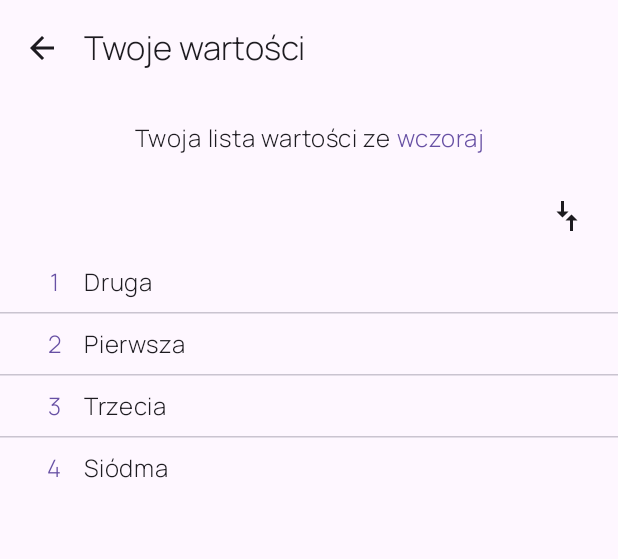
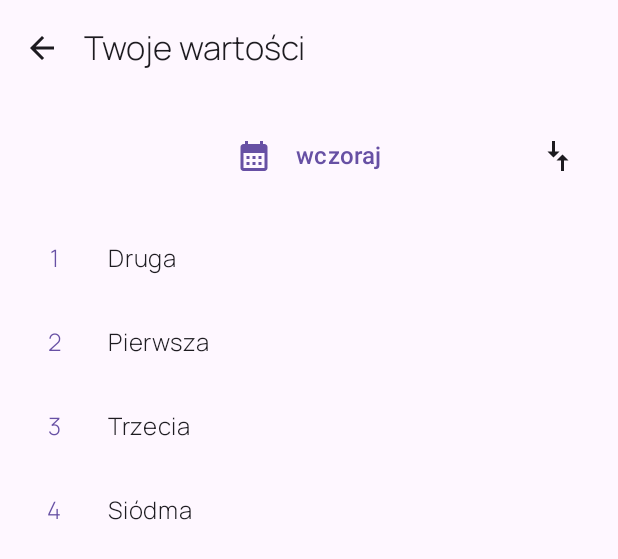
Before and after one commit to Kciug/NinetyValues, an Android app built with Jetpack Compose: the @Preview function PreviewEntryScreen, on a phone screen of 412 x 824 dp. Shown: the top 559 px of the screen. Run offline under Robolectric (Android 15) with nearby library versions, the phone set to English and light mode, and no system bars.

Commit message:
entry screen adjustments

```diff
--- a/app/src/main/java/com/rafalskrzypczyk/ninetyvalues/presentation/entry_screen/EntryScreen.kt
+++ b/app/src/main/java/com/rafalskrzypczyk/ninetyvalues/presentation/entry_screen/EntryScreen.kt
@@ -5,8 +5,9 @@ import androidx.compose.animation.slideInHorizontally
 import androidx.compose.animation.slideOutHorizontally
 import androidx.compose.foundation.ExperimentalFoundationApi
 import androidx.compose.foundation.layout.Arrangement
-import androidx.compose.foundation.layout.Column
+import androidx.compose.foundation.layout.Box
 import androidx.compose.foundation.layout.Row
+import androidx.compose.foundation.layout.Spacer
 import androidx.compose.foundation.layout.defaultMinSize
 import androidx.compose.foundation.layout.fillMaxSize
 import androidx.compose.foundation.layout.fillMaxWidth
@@ -18,8 +19,8 @@ import androidx.compose.material.icons.Icons
 import androidx.compose.material.icons.automirrored.filled.CompareArrows
 import androidx.compose.material.icons.filled.ArrowDownward
 import androidx.compose.material.icons.filled.ArrowUpward
+import androidx.compose.material.icons.filled.CalendarMonth
 import androidx.compose.material.icons.filled.Remove
-import androidx.compose.material3.HorizontalDivider
 import androidx.compose.material3.Icon
 import androidx.compose.material3.IconButton
 import androidx.compose.material3.MaterialTheme
@@ -34,10 +35,7 @@ import androidx.compose.ui.Modifier
 import androidx.compose.ui.draw.rotate
 import androidx.compose.ui.graphics.Color
 import androidx.compose.ui.res.stringResource
-import androidx.compose.ui.text.SpanStyle
-import androidx.compose.ui.text.buildAnnotatedString
 import androidx.compose.ui.text.style.TextAlign
-import androidx.compose.ui.text.withStyle
 import androidx.compose.ui.tooling.preview.Preview
 import androidx.compose.ui.unit.dp
 import com.rafalskrzypczyk.ninetyvalues.R
@@ -65,30 +63,28 @@ fun EntryScreen(
 
         LazyColumn (modifier = modifier.fillMaxSize()) {
             item {
+                Box(modifier = Modifier.fillMaxWidth().padding(16.dp)) {
+                    Row(
+                        verticalAlignment = Alignment.CenterVertically,
+                        modifier = Modifier.align(Alignment.Center)
+                    ) {
+                        Icon(
+                            imageVector = Icons.Default.CalendarMonth,
+                            contentDescription = stringResource(R.string.ic_desc_date),
+                            tint = MaterialTheme.colorScheme.primary
+                        )
+                        Spacer(Modifier.width(16.dp))
                         Text(
-                    text = buildAnnotatedString {
-                        append("${stringResource(R.string.entry_header)} ${state.headerMessageDateJoiner} ")
-                        withStyle(
-                            style = SpanStyle(color = MaterialTheme.colorScheme.primary)
+                            text = state.entryDate,
+                            style = MaterialTheme.typography.titleMedium,
+                            color = MaterialTheme.colorScheme.primary
+                        )
+                    }
+                    if (state.isPositionDifferenceAvailable) {
+                        IconButton(
+                            onClick = { positionComparisonVisible.value = positionComparisonVisible.value.not() },
+                            modifier = Modifier.align(Alignment.CenterEnd)
                         ) {
-                            append(state.entryDate)
-                        }
-                    },
-                    textAlign = TextAlign.Center,
-                    modifier = Modifier
-                        .fillMaxWidth()
-                        .padding(16.dp)
-                )
-                if (state.isPositionDifferenceAvailable) {
-                    Row (
-                        modifier = Modifier
-                            .fillMaxWidth()
-                            .padding(horizontal = 10.dp),
-                        horizontalArrangement = Arrangement.End
-                    ) {
-                        IconButton(onClick = {
-                            positionComparisonVisible.value = positionComparisonVisible.value.not()
-                        }) {
                             Icon(
                                 imageVector = Icons.AutoMirrored.Default.CompareArrows,
                                 contentDescription = stringResource(R.string.ic_desc_entry_compare_positions),
@@ -116,26 +112,32 @@ fun ValueItem(
     position: Int,
     showPositionDifferences: Boolean
 ) {
-    Column {
-        if(position > 1){
-            HorizontalDivider()
+    val differenceIcon = when {
+        value.positionChange > 0 -> Icons.Default.ArrowUpward
+        value.positionChange < 0 -> Icons.Default.ArrowDownward
+        else -> Icons.Default.Remove
     }
+    val differenceColor = when {
+        value.positionChange == 0 -> Color.Gray
+        else -> MaterialTheme.colorScheme.primary
+    }
+
     Row(
         modifier = Modifier
             .fillMaxWidth()
-                .padding(horizontal = 16.dp, vertical = 8.dp),
+            .padding(16.dp),
         horizontalArrangement = Arrangement.SpaceBetween,
         verticalAlignment = Alignment.CenterVertically
     ) {
-            Row {
         Text(
             text = position.toString(),
             color = MaterialTheme.colorScheme.primary,
             modifier = Modifier.defaultMinSize(minWidth = 40.dp),
             textAlign = TextAlign.Center
         )
+        Spacer(Modifier.width(16.dp))
         Text(value.name)
-            }
+        Spacer(Modifier.weight(1f))
         AnimatedVisibility(
             visible = showPositionDifferences,
             enter = slideInHorizontally { it * 2 },
@@ -145,31 +147,21 @@ fun ValueItem(
                 modifier = Modifier.width(50.dp),
                 horizontalArrangement = Arrangement.End
             ) {
-                    val differenceIcon = when {
-                        value.positionChange > 0 -> Icons.Default.ArrowUpward
-                        value.positionChange < 0 -> Icons.Default.ArrowDownward
-                        else -> Icons.Default.Remove
-                    }
-                    val color = when {
-                        value.positionChange == 0 -> Color.Gray
-                        else -> Color.Green
-                    }
-
                 if(value.positionChange != 0){
                     Text(
                         text = value.positionChange.absoluteValue.toString(),
-                            color = color
+                        color = differenceColor
                     )
                 }
                 Icon(
                     imageVector = differenceIcon,
                     contentDescription = stringResource(R.string.ic_desc_entry_position_difference),
-                        tint = color
+                    tint = differenceColor
                 )
             }
         }
     }
-    }
+
 }
 
 @Composable
```
Lines whose indentation alone changed are shown as unchanged.
